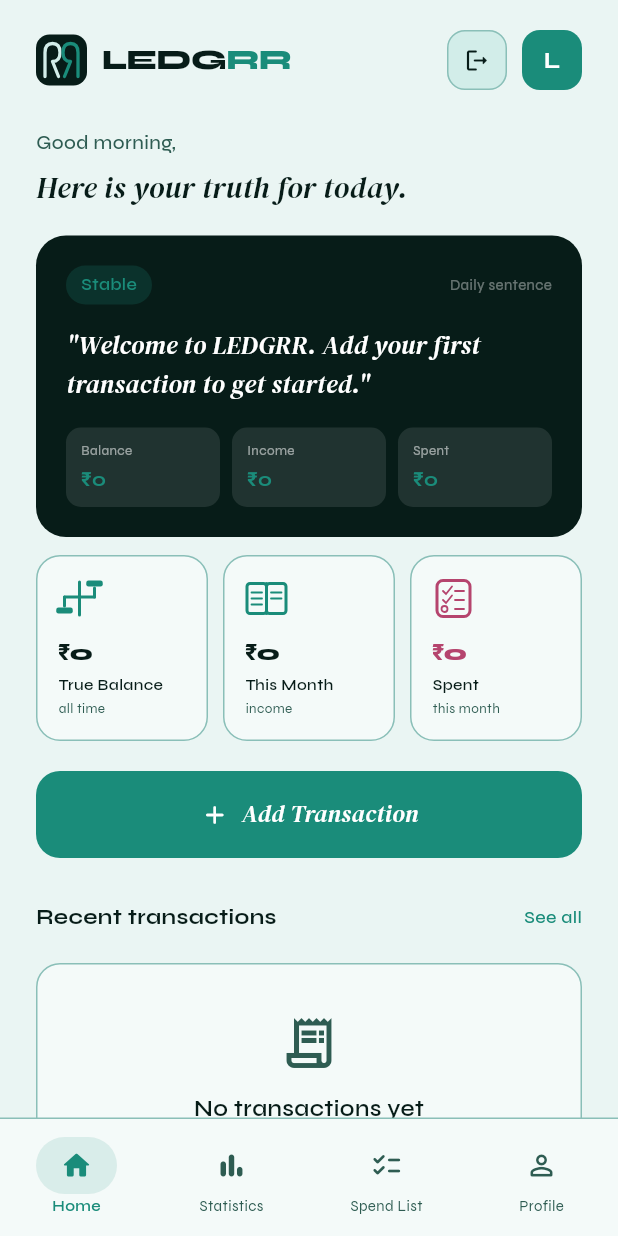
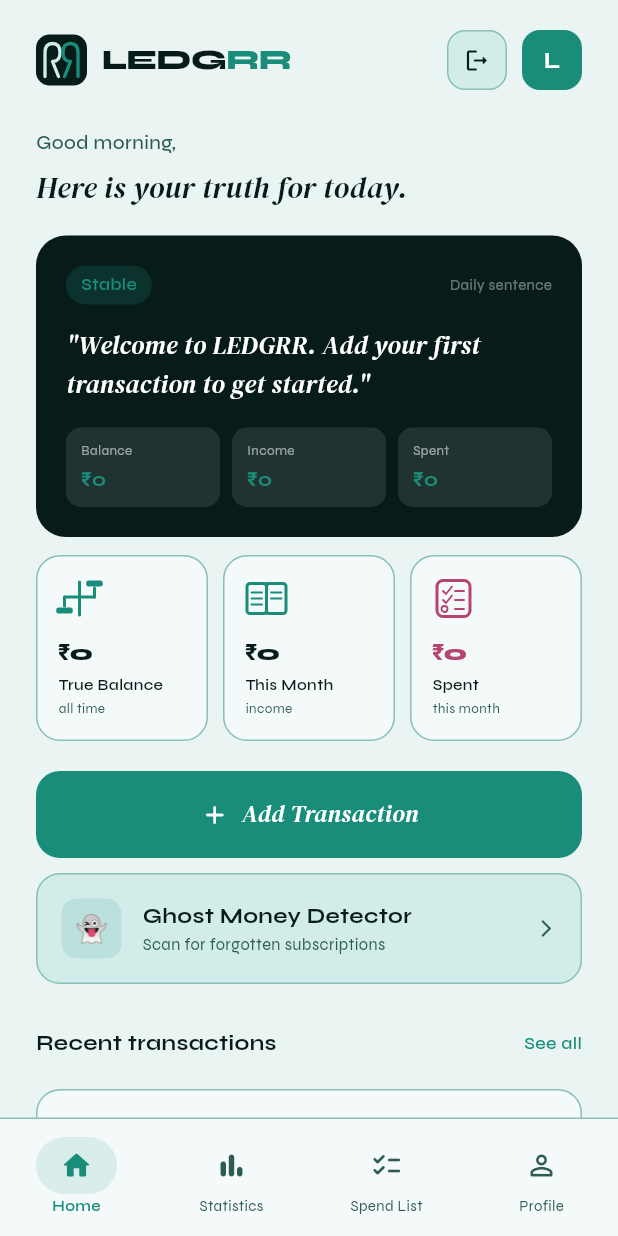
Before and after one commit to kamaleswari-s/ledgrr, a Flutter app: the HomeScreen screen opened directly, on a phone screen of 412 x 824 dp. Run offline on Flutter 3.47's test engine with Material 3 defaults, Android fonts, the phone set to English and light mode, and no system bars; our stand-ins replace cloud_firestore, firebase_auth, firebase_core, fl_chart, google_fonts; accounts and stored records are empty.

Commit message:
feat: ghost money detector with real transaction pattern scanning

```diff
--- a/lib/screens/home/home_screen.dart
+++ b/lib/screens/home/home_screen.dart
@@ -10,6 +10,7 @@ import '../onboarding/onboarding_screen.dart';
 import '../statistics/statistics_screen.dart';
 import '../spendlist/spendlist_screen.dart';
 import '../profile/profile_screen.dart';
+import '../ghost/ghost_screen.dart';
 
 class HomeScreen extends StatefulWidget {
   const HomeScreen({super.key});
@@ -125,6 +126,7 @@ class _HomeScreenState extends State<HomeScreen>
               opacity: _fadeIn,
               child: CustomScrollView(
                 slivers: [
+                  // Top bar
                   SliverToBoxAdapter(
                     child: Padding(
                       padding: const EdgeInsets.fromLTRB(24, 20, 24, 0),
@@ -133,7 +135,7 @@ class _HomeScreenState extends State<HomeScreen>
                           Container(
                             width: 34, height: 34,
                             decoration: BoxDecoration(
-                              color: palette.isDark ? palette.card : palette.ink,
+                              color: palette.ink,
                               borderRadius: BorderRadius.circular(9),
                             ),
                             child: CustomPaint(
@@ -206,6 +208,7 @@ class _HomeScreenState extends State<HomeScreen>
                     ),
                   ),
 
+                  // Greeting
                   SliverToBoxAdapter(
                     child: Padding(
                       padding: const EdgeInsets.fromLTRB(24, 24, 24, 0),
@@ -232,6 +235,7 @@ class _HomeScreenState extends State<HomeScreen>
                     ),
                   ),
 
+                  // Daily sentence card
                   SliverToBoxAdapter(
                     child: Padding(
                       padding: const EdgeInsets.fromLTRB(24, 16, 24, 0),
@@ -239,6 +243,9 @@ class _HomeScreenState extends State<HomeScreen>
                         decoration: BoxDecoration(
                           color: palette.isDark ? palette.bg2 : palette.ink,
                           borderRadius: BorderRadius.circular(20),
+                          border: palette.isDark
+                              ? Border.all(color: palette.border)
+                              : null,
                         ),
                         padding: const EdgeInsets.all(20),
                         child: Column(
@@ -264,7 +271,10 @@ class _HomeScreenState extends State<HomeScreen>
                                 const Spacer(),
                                 Text('Daily sentence',
                                     style: GoogleFonts.syne(
-                                        fontSize: 10, color: Colors.white38)),
+                                        fontSize: 10,
+                                        color: palette.isDark
+                                            ? palette.inkMuted
+                                            : Colors.white38)),
                               ],
                             ),
                             const SizedBox(height: 14),
@@ -272,7 +282,10 @@ class _HomeScreenState extends State<HomeScreen>
                               '"$_dailySentence"',
                               style: GoogleFonts.dmSerifDisplay(
                                 fontSize: 17, fontStyle: FontStyle.italic,
-                                color: Colors.white, height: 1.55,
+                                color: palette.isDark
+                                    ? palette.ink
+                                    : Colors.white,
+                                height: 1.55,
                               ),
                             ),
                             const SizedBox(height: 16),
@@ -297,6 +310,7 @@ class _HomeScreenState extends State<HomeScreen>
                     ),
                   ),
 
+                  // Stat cards
                   SliverToBoxAdapter(
                     child: Padding(
                       padding: const EdgeInsets.fromLTRB(24, 12, 24, 0),
@@ -339,6 +353,7 @@ class _HomeScreenState extends State<HomeScreen>
                     ),
                   ),
 
+                  // Add Transaction button
                   SliverToBoxAdapter(
                     child: Padding(
                       padding: const EdgeInsets.fromLTRB(24, 20, 24, 0),
@@ -372,6 +387,69 @@ class _HomeScreenState extends State<HomeScreen>
                     ),
                   ),
 
+                  // Ghost Money button
+                  SliverToBoxAdapter(
+                    child: Padding(
+                      padding: const EdgeInsets.fromLTRB(24, 10, 24, 0),
+                      child: Material(
+                        color: palette.bg2,
+                        borderRadius: BorderRadius.circular(16),
+                        child: InkWell(
+                          borderRadius: BorderRadius.circular(16),
+                          onTap: () => Navigator.of(context).push(
+                            MaterialPageRoute(
+                              builder: (_) => const GhostScreen(),
+                            ),
+                          ),
+                          child: Container(
+                            padding: const EdgeInsets.all(16),
+                            decoration: BoxDecoration(
+                              borderRadius: BorderRadius.circular(16),
+                              border: Border.all(color: palette.border),
+                            ),
+                            child: Row(
+                              children: [
+                                Container(
+                                  width: 40, height: 40,
+                                  decoration: BoxDecoration(
+                                    color: palette.accent.withOpacity(0.12),
+                                    borderRadius: BorderRadius.circular(10),
+                                  ),
+                                  child: const Center(
+                                    child: Text('👻',
+                                        style: TextStyle(fontSize: 18)),
+                                  ),
+                                ),
+                                const SizedBox(width: 14),
+                                Expanded(
+                                  child: Column(
+                                    crossAxisAlignment:
+                                        CrossAxisAlignment.start,
+                                    children: [
+                                      Text('Ghost Money Detector',
+                                          style: GoogleFonts.syne(
+                                              fontSize: 14,
+                                              fontWeight: FontWeight.w700,
+                                              color: palette.ink)),
+                                      Text(
+                                          'Scan for forgotten subscriptions',
+                                          style: GoogleFonts.syne(
+                                              fontSize: 11,
+                                              color: palette.inkMuted)),
+                                    ],
+                                  ),
+                                ),
+                                Icon(Icons.arrow_forward_ios_rounded,
+                                    size: 14, color: palette.inkMuted),
+                              ],
+                            ),
+                          ),
+                        ),
+                      ),
+                    ),
+                  ),
+
+                  // Recent transactions header
                   SliverToBoxAdapter(
                     child: Padding(
                       padding: const EdgeInsets.fromLTRB(24, 28, 24, 0),
@@ -383,7 +461,8 @@ class _HomeScreenState extends State<HomeScreen>
                                   color: palette.ink)),
                           const Spacer(),
                           GestureDetector(
-                            onTap: () => setState(() => _currentNavIndex = 1),
+                            onTap: () =>
+                                setState(() => _currentNavIndex = 1),
                             child: Text('See all',
                                 style: GoogleFonts.syne(
                                     fontSize: 12, fontWeight: FontWeight.w500,
@@ -394,10 +473,12 @@ class _HomeScreenState extends State<HomeScreen>
                     ),
                   ),
 
+                  // Transactions stream
                   StreamBuilder(
                     stream: _transactionService.getTransactionsStream(),
                     builder: (context, snapshot) {
-                      if (snapshot.connectionState == ConnectionState.waiting) {
+                      if (snapshot.connectionState ==
+                          ConnectionState.waiting) {
                         return SliverToBoxAdapter(
                           child: Padding(
                             padding: const EdgeInsets.all(40),
@@ -409,10 +490,12 @@ class _HomeScreenState extends State<HomeScreen>
                         );
                       }
 
-                      if (!snapshot.hasData || snapshot.data!.docs.isEmpty) {
+                      if (!snapshot.hasData ||
+                          snapshot.data!.docs.isEmpty) {
                         return SliverToBoxAdapter(
                           child: Padding(
-                            padding: const EdgeInsets.fromLTRB(24, 20, 24, 0),
+                            padding:
+                                const EdgeInsets.fromLTRB(24, 20, 24, 0),
                             child: Container(
                               padding: const EdgeInsets.all(32),
                               decoration: BoxDecoration(
@@ -431,7 +514,8 @@ class _HomeScreenState extends State<HomeScreen>
                                           fontWeight: FontWeight.w600,
                                           color: palette.ink)),
                                   const SizedBox(height: 6),
-                                  Text('Tap Add Transaction to get started.',
+                                  Text(
+                                      'Tap Add Transaction to get started.',
                                       style: GoogleFonts.syne(
                                           fontSize: 13,
                                           color: palette.inkMuted),
@@ -443,13 +527,14 @@ class _HomeScreenState extends State<HomeScreen>
                         );
                       }
 
-                      final docs = snapshot.data!.docs.take(10).toList();
+                      final docs =
+                          snapshot.data!.docs.take(10).toList();
 
                       return SliverList(
                         delegate: SliverChildBuilderDelegate(
                           (context, i) {
-                            final data =
-                                docs[i].data() as Map<String, dynamic>;
+                            final data = docs[i].data()
+                                as Map<String, dynamic>;
                             final isIncome = data['type'] == 'income';
                             final amount =
                                 (data['amount'] as num).toDouble();
@@ -457,14 +542,15 @@ class _HomeScreenState extends State<HomeScreen>
                                 .toDate() as DateTime;
 
                             return Padding(
-                              padding:
-                                  const EdgeInsets.fromLTRB(24, 10, 24, 0),
+                              padding: const EdgeInsets.fromLTRB(
+                                  24, 10, 24, 0),
                               child: Container(
                                 padding: const EdgeInsets.all(14),
                                 decoration: BoxDecoration(
                                   color: palette.card,
                                   borderRadius: BorderRadius.circular(16),
-                                  border: Border.all(color: palette.border),
+                                  border:
+                                      Border.all(color: palette.border),
                                 ),
                                 child: Row(
                                   children: [
@@ -472,7 +558,8 @@ class _HomeScreenState extends State<HomeScreen>
                                       width: 42, height: 42,
                                       decoration: BoxDecoration(
                                         color: isIncome
-                                            ? palette.accent.withOpacity(0.12)
+                                            ? palette.accent
+                                                .withOpacity(0.12)
                                             : const Color(0xFFB5446E)
                                                 .withOpacity(0.1),
                                         borderRadius:
@@ -497,7 +584,8 @@ class _HomeScreenState extends State<HomeScreen>
                                           Text(data['title'] ?? '',
                                               style: GoogleFonts.syne(
                                                   fontSize: 13,
-                                                  fontWeight: FontWeight.w600,
+                                                  fontWeight:
+                                                      FontWeight.w600,
                                                   color: palette.ink)),
                                           const SizedBox(height: 2),
                                           Text(
@@ -554,8 +642,8 @@ class _HomeScreenState extends State<HomeScreen>
         ),
         child: SafeArea(
           child: Padding(
-            padding:
-                const EdgeInsets.symmetric(horizontal: 24, vertical: 12),
+            padding: const EdgeInsets.symmetric(
+                horizontal: 24, vertical: 12),
             child: Row(
               mainAxisAlignment: MainAxisAlignment.spaceBetween,
               children: [
@@ -707,7 +795,8 @@ class _AddTransactionSheetState extends State<_AddTransactionSheet> {
     return Container(
       decoration: BoxDecoration(
         color: palette.bg,
-        borderRadius: const BorderRadius.vertical(top: Radius.circular(24)),
+        borderRadius:
+            const BorderRadius.vertical(top: Radius.circular(24)),
       ),
       padding: EdgeInsets.fromLTRB(
           24, 20, 24, MediaQuery.of(context).viewInsets.bottom + 24),
@@ -749,7 +838,8 @@ class _AddTransactionSheetState extends State<_AddTransactionSheet> {
                       }),
                       child: AnimatedContainer(
                         duration: const Duration(milliseconds: 200),
-                        padding: const EdgeInsets.symmetric(vertical: 12),
+                        padding:
+                            const EdgeInsets.symmetric(vertical: 12),
                         decoration: BoxDecoration(
                           color: isSelected
                               ? palette.accent
@@ -760,7 +850,8 @@ class _AddTransactionSheetState extends State<_AddTransactionSheet> {
                           child: Text(
                             t == 'expense' ? 'Expense' : 'Income',
                             style: GoogleFonts.syne(
-                                fontSize: 13, fontWeight: FontWeight.w600,
+                                fontSize: 13,
+                                fontWeight: FontWeight.w600,
                                 color: isSelected
                                     ? palette.accentFg
                                     : palette.inkMuted),
@@ -774,7 +865,8 @@ class _AddTransactionSheetState extends State<_AddTransactionSheet> {
             ),
             const SizedBox(height: 16),
             _sheetField(controller: _titleController,
-                hint: 'What was this for?', label: 'Title', palette: palette),
+                hint: 'What was this for?', label: 'Title',
+                palette: palette),
             const SizedBox(height: 12),
             _sheetField(controller: _amountController,
                 hint: '0.00', label: 'Amount (₹)', palette: palette,
@@ -794,15 +886,17 @@ class _AddTransactionSheetState extends State<_AddTransactionSheet> {
                   final cat = _categories[i];
                   final isSelected = _selectedCategory == cat['id'];
                   return GestureDetector(
-                    onTap: () =>
-                        setState(() => _selectedCategory = cat['id']),
+                    onTap: () => setState(
+                        () => _selectedCategory = cat['id']),
                     child: AnimatedContainer(
                       duration: const Duration(milliseconds: 200),
                       margin: const EdgeInsets.only(right: 8),
                       padding: const EdgeInsets.symmetric(
                           horizontal: 14, vertical: 8),
                       decoration: BoxDecoration(
-                        color: isSelected ? palette.accent : palette.bg2,
+                        color: isSelected
+                            ? palette.accent
+                            : palette.bg2,
                         borderRadius: BorderRadius.circular(100),
                         border: Border.all(
                             color: isSelected
@@ -811,7 +905,8 @@ class _AddTransactionSheetState extends State<_AddTransactionSheet> {
                       ),
                       child: Text(cat['name'],
                           style: GoogleFonts.syne(
-                              fontSize: 12, fontWeight: FontWeight.w500,
+                              fontSize: 12,
+                              fontWeight: FontWeight.w500,
                               color: isSelected
                                   ? palette.accentFg
                                   : palette.inkMuted)),
@@ -829,7 +924,9 @@ class _AddTransactionSheetState extends State<_AddTransactionSheet> {
                   firstDate: DateTime(2020),
                   lastDate: DateTime.now(),
                 );
-                if (picked != null) setState(() => _selectedDate = picked);
+                if (picked != null) {
+                  setState(() => _selectedDate = picked);
+                }
               },
               child: Container(
                 padding: const EdgeInsets.symmetric(
@@ -872,10 +969,12 @@ class _AddTransactionSheetState extends State<_AddTransactionSheet> {
                         ? SizedBox(
                             width: 20, height: 20,
                             child: CircularProgressIndicator(
-                                strokeWidth: 2, color: palette.accentFg))
+                                strokeWidth: 2,
+                                color: palette.accentFg))
                         : Text('Save transaction',
                             style: GoogleFonts.dmSerifDisplay(
-                                fontSize: 17, fontStyle: FontStyle.italic,
+                                fontSize: 17,
+                                fontStyle: FontStyle.italic,
                                 color: palette.accentFg)),
                   ),
                 ),
@@ -946,14 +1045,20 @@ class _SentenceChip extends StatelessWidget {
       child: Container(
         padding: const EdgeInsets.symmetric(horizontal: 10, vertical: 8),
         decoration: BoxDecoration(
-          color: Colors.white10,
+          color: palette.isDark
+              ? palette.border.withOpacity(0.3)
+              : Colors.white10,
           borderRadius: BorderRadius.circular(10),
         ),
         child: Column(
           crossAxisAlignment: CrossAxisAlignment.start,
           children: [
             Text(label,
-                style: GoogleFonts.syne(fontSize: 9, color: Colors.white54)),
+                style: GoogleFonts.syne(
+                    fontSize: 9,
+                    color: palette.isDark
+                        ? palette.inkMuted
+                        : Colors.white54)),
             const SizedBox(height: 2),
             Text(value,
                 style: GoogleFonts.syne(
@@ -1002,7 +1107,9 @@ class _StatCard extends StatelessWidget {
             child: CustomPaint(
               painter: _IconPainter(
                 type: iconType,
-                color: isPositive ? palette.accent : const Color(0xFFB5446E),
+                color: isPositive
+                    ? palette.accent
+                    : const Color(0xFFB5446E),
               ),
             ),
           ),
@@ -1010,7 +1117,9 @@ class _StatCard extends StatelessWidget {
           Text(value,
               style: GoogleFonts.syne(
                   fontSize: 15, fontWeight: FontWeight.w800,
-                  color: isPositive ? palette.ink : const Color(0xFFB5446E),
+                  color: isPositive
+                      ? palette.ink
+                      : const Color(0xFFB5446E),
                   letterSpacing: -0.5)),
           const SizedBox(height: 2),
           Text(label,
@@ -1018,7 +1127,8 @@ class _StatCard extends StatelessWidget {
                   fontSize: 10, fontWeight: FontWeight.w600,
                   color: palette.ink)),
           Text(sublabel,
-              style: GoogleFonts.syne(fontSize: 9, color: palette.inkMuted)),
+              style: GoogleFonts.syne(
+                  fontSize: 9, color: palette.inkMuted)),
         ],
       ),
     );
@@ -1051,7 +1161,8 @@ class _NavItem extends StatelessWidget {
         children: [
           AnimatedContainer(
             duration: const Duration(milliseconds: 200),
-            padding: const EdgeInsets.symmetric(horizontal: 16, vertical: 8),
+            padding: const EdgeInsets.symmetric(
+                horizontal: 16, vertical: 8),
             decoration: BoxDecoration(
               color: isActive
                   ? palette.accent.withOpacity(0.12)
@@ -1065,8 +1176,9 @@ class _NavItem extends StatelessWidget {
           Text(label,
               style: GoogleFonts.syne(
                   fontSize: 10,
-                  fontWeight:
-                      isActive ? FontWeight.w600 : FontWeight.w400,
+                  fontWeight: isActive
+                      ? FontWeight.w600
+                      : FontWeight.w400,
                   color: isActive ? palette.accent : palette.inkMuted)),
         ],
       ),
@@ -1108,7 +1220,8 @@ class _IconPainter extends CustomPainter {
         canvas.drawRRect(
             RRect.fromRectAndRadius(
                 Rect.fromCenter(
-                    center: Offset(cx - 10, cy + 8), width: 11, height: 4),
+                    center: Offset(cx - 10, cy + 8),
+                    width: 11, height: 4),
                 const Radius.circular(1.5)),
             pf);
         canvas.drawLine(
@@ -1116,13 +1229,15 @@ class _IconPainter extends CustomPainter {
         canvas.drawRRect(
             RRect.fromRectAndRadius(
                 Rect.fromCenter(
-                    center: Offset(cx + 10, cy - 10), width: 11, height: 4),
+                    center: Offset(cx + 10, cy - 10),
+                    width: 11, height: 4),
                 const Radius.circular(1.5)),
             pf);
         break;
 
       case 'memory':
-        canvas.drawLine(Offset(cx, cy - 10), Offset(cx, cy + 10), p);
+        canvas.drawLine(
+            Offset(cx, cy - 10), Offset(cx, cy + 10), p);
         canvas.drawRRect(
             RRect.fromRectAndRadius(
                 Rect.fromLTRB(cx - 13, cy - 10, cx, cy + 10),
@@ -1140,12 +1255,14 @@ class _IconPainter extends CustomPainter {
           ..strokeCap = StrokeCap.round;
         canvas.drawLine(
             Offset(cx - 10, cy - 4), Offset(cx - 3, cy - 4), lp2);
-        canvas.drawLine(Offset(cx - 10, cy), Offset(cx - 3, cy), lp2);
+        canvas.drawLine(
+            Offset(cx - 10, cy), Offset(cx - 3, cy), lp2);
         canvas.drawLine(
             Offset(cx - 10, cy + 4), Offset(cx - 3, cy + 4), lp2);
         canvas.drawLine(
             Offset(cx + 3, cy - 4), Offset(cx + 10, cy - 4), lp2);
-        canvas.drawLine(Offset(cx + 3, cy), Offset(cx + 10, cy), lp2);
+        canvas.drawLine(
+            Offset(cx + 3, cy), Offset(cx + 10, cy), lp2);
         break;
 
       case 'spendlist':
```
Also changed, not shown: lib/screens/ghost/ghost_screen.dart (added, +496 -0 lines).
